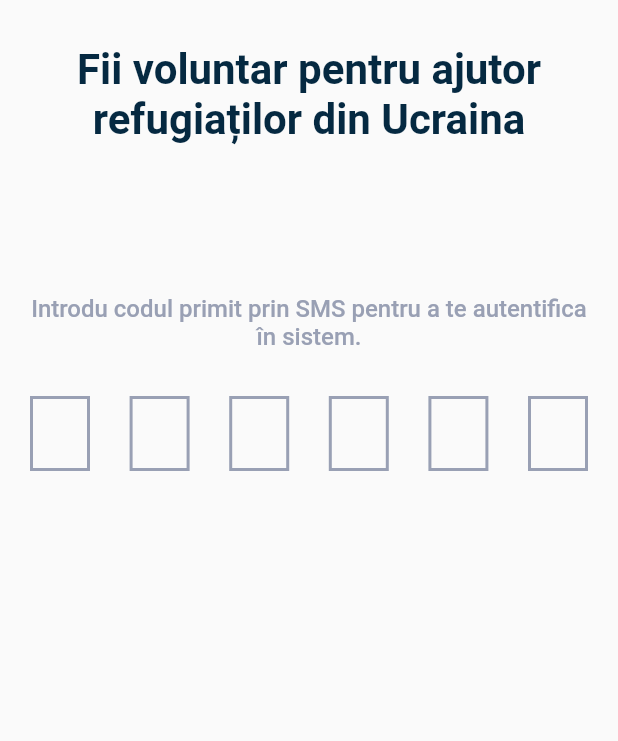
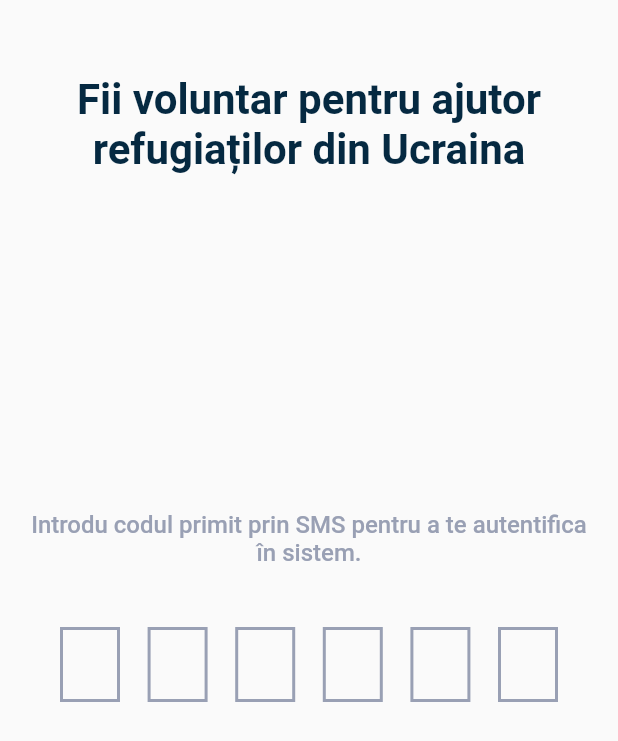
Before and after one commit to notanios/mfp, a Flutter app: the PhoneCodeScreen screen opened by its route, on a phone screen of 412 x 824 dp. Shown: the top 741 px of the screen. Run offline on Flutter 3.47's test engine with Material 2 defaults, Android fonts, the phone set to English and light mode, and no system bars; drawn by our look-alikes of pin_code_fields; our stand-ins replace country_code_picker, dartz, dio, flutter_svg, freezed_annotation, get and 2 more; missing offline and left inert: dart:ffi; generated files the repository leaves out were written again; Roboto replaces fonts that are missing (Roboto-Regular).

Commit message:
small fixes for inputs

```diff
--- a/lib/base.dart
+++ b/lib/base.dart
@@ -16,6 +16,7 @@ class _BasePageState extends State<BasePage> {
   Widget build(BuildContext context) {
     return SafeArea(child: Scaffold(
       appBar: widget.appBar ?? PreferredSize(child: Container(), preferredSize: const Size(0, 0)),
+      resizeToAvoidBottomInset: false,
       body: Column(
         children: [
           Expanded(
--- a/lib/presentation/code_verification/phone_code_screen.dart
+++ b/lib/presentation/code_verification/phone_code_screen.dart
@@ -3,7 +3,6 @@ import 'package:flutter/src/widgets/framework.dart';
 import 'package:get/get_state_manager/get_state_manager.dart';
 import 'package:mdf_volunteers/base.dart';
 import 'package:mdf_volunteers/presentation/code_verification/phone_code_controller.dart';
-import 'package:mdf_volunteers/presentation/components/simple_app_bar.dart';
 import 'package:mdf_volunteers/presentation/styles/app_colors.dart';
 import 'package:pin_code_fields/pin_code_fields.dart';
 
@@ -22,19 +21,16 @@ class PhoneCodeScreen extends GetView<PhoneCodeController> {
         padding: const EdgeInsets.symmetric(horizontal: 20.0),
         child: Stack(
           children: [
-                Column(
-                  children: [
             Padding(
-                        padding: const EdgeInsets.only(top: 30.0),
+                padding: const EdgeInsets.only(top: 50.0),
                 child: Text(
                   Strings.fii_voluntar,
                   style: TextStyles.welcomeScreenHeader,
                   textAlign: TextAlign.center,
                 )),
-                    Padding(
-                      padding: const EdgeInsets.only(top: 100.0),
-                      child: Column(
+            Column(
               mainAxisAlignment: MainAxisAlignment.center,
+              crossAxisAlignment: CrossAxisAlignment.center,
               children: [
                 Text(
                   Strings.introdu_codul,
@@ -42,15 +38,14 @@ class PhoneCodeScreen extends GetView<PhoneCodeController> {
                   textAlign: TextAlign.center,
                 ),
                 Padding(
-                            padding: const EdgeInsets.only(top: 30.0),
+                  padding: const EdgeInsets.only(top: 40.0, left: 20, right: 20),
                   child: PinCodeTextField(
                     length: 6,
                     pinTheme: const PinTheme.defaults(
                         shape: PinCodeFieldShape.box,
                         activeColor: AppColors.primaryColor,
                         inactiveColor: AppColors.santasGray,
-                                selectedColor: AppColors.primaryColor
-                              ),
+                        selectedColor: AppColors.primaryColor),
                     obscureText: false,
                     keyboardType: TextInputType.number,
                     animationType: AnimationType.fade,
@@ -65,9 +60,6 @@ class PhoneCodeScreen extends GetView<PhoneCodeController> {
                   ),
                 ),
               ],
-                      ),
-                    )
-                  ],
             )
           ],
         ),
--- a/lib/presentation/welcome/WelcomeScreen.dart
+++ b/lib/presentation/welcome/WelcomeScreen.dart
@@ -47,7 +47,7 @@ class WelcomeScreen extends GetView {
             ),
           ),
           Padding(padding: const EdgeInsets.only(top: 120),child: PrimaryButton(() => {
-            Get.toNamed(Routes.PROFILE)
+            Get.toNamed(Routes.PHONE_CODE)
           }, title: Strings.intra_in_cont,))
         ],
       ),
```
Also changed, not shown: lib/presentation/login/login_screen.dart (+14 -13 lines). Lines whose indentation alone changed are shown as unchanged.
